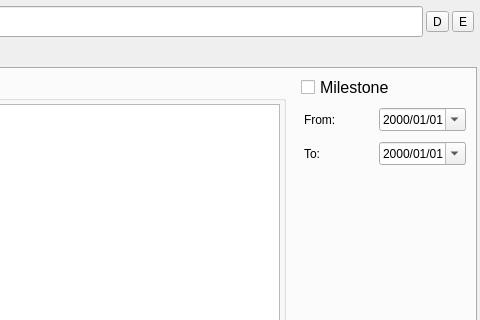
Above: widgets/ProjectMode/GroupDetailWidget.ui from SeptemberHX/TodoManager before the change; both pictures show x 498 to 978 and y 0 to 320 of the 978 by 704 pixel window. Below: the same form after it.
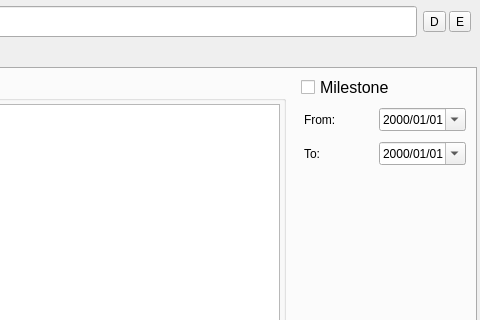
That is the form after the change.

Commit message: Add: GroupDetailWidge can change view between view and edit

```diff
--- a/widgets/ProjectMode/GroupDetailWidget.ui
+++ b/widgets/ProjectMode/GroupDetailWidget.ui
@@ -60,6 +60,24 @@
        </widget>
       </item>
       <item>
+       <widget class="QWidget" name="operationWidget" native="true">
+        <layout class="QHBoxLayout" name="horizontalLayout_6">
+         <property name="spacing">
+          <number>3</number>
+         </property>
+         <property name="leftMargin">
+          <number>3</number>
+         </property>
+         <property name="topMargin">
+          <number>3</number>
+         </property>
+         <property name="rightMargin">
+          <number>3</number>
+         </property>
+         <property name="bottomMargin">
+          <number>3</number>
+         </property>
+         <item>
        <widget class="QToolButton" name="deleteToolButton">
         <property name="text">
          <string>D</string>
@@ -71,6 +89,9 @@
         <property name="text">
          <string>E</string>
         </property>
+          </widget>
+         </item>
+        </layout>
        </widget>
       </item>
      </layout>
```
Lines whose indentation alone changed are shown as unchanged. The commit also changes 3 other files.
